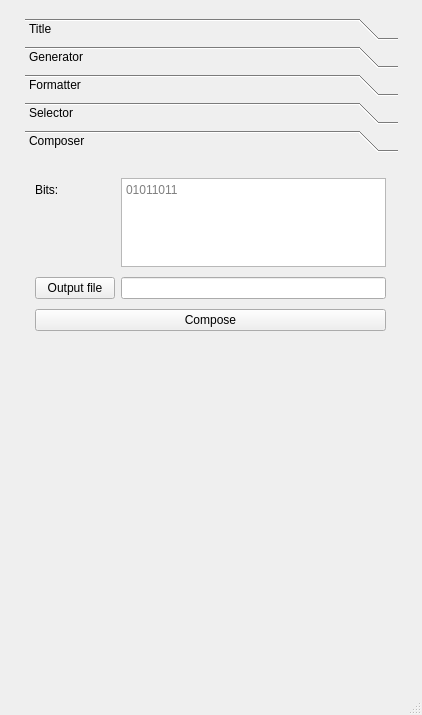
miskiewiczm/dna_bits, file form.ui: the form before one commit.
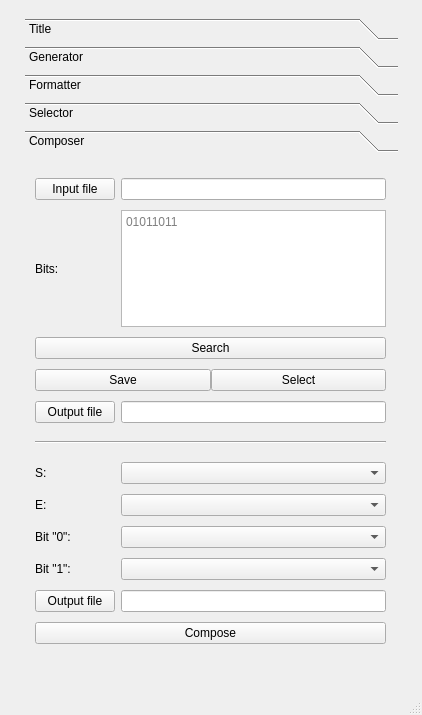
The form after the commit. The open tabs and pages were chosen to show the change.

```diff
--- a/form.ui
+++ b/form.ui
@@ -897,7 +897,7 @@
         <x>10</x>
         <y>20</y>
         <width>351</width>
-        <height>153</height>
+        <height>466</height>
        </rect>
       </property>
       <layout class="QFormLayout" name="composer_form_layout">
@@ -908,36 +908,152 @@
         <number>10</number>
        </property>
        <item row="0" column="0">
+        <widget class="QPushButton" name="composer_input_button">
+         <property name="text">
+          <string>Input file</string>
+         </property>
+        </widget>
+       </item>
+       <item row="0" column="1">
+        <widget class="QLineEdit" name="composer_input_edit"/>
+       </item>
+       <item row="1" column="0">
         <widget class="QLabel" name="composer_bits_label">
+         <property name="sizePolicy">
+          <sizepolicy hsizetype="Expanding" vsizetype="Expanding">
+           <horstretch>0</horstretch>
+           <verstretch>0</verstretch>
+          </sizepolicy>
+         </property>
          <property name="text">
           <string>Bits:</string>
          </property>
         </widget>
        </item>
-       <item row="0" column="1">
+       <item row="1" column="1">
         <widget class="QPlainTextEdit" name="composer_bits_content">
          <property name="placeholderText">
           <string>01011011</string>
          </property>
         </widget>
        </item>
-       <item row="1" column="0">
+       <item row="2" column="0" colspan="2">
+        <widget class="QPushButton" name="composer_search_button">
+         <property name="text">
+          <string>Search</string>
+         </property>
+        </widget>
+       </item>
+       <item row="3" column="0" colspan="2">
+        <layout class="QHBoxLayout" name="horizontalLayout">
+         <property name="leftMargin">
+          <number>0</number>
+         </property>
+         <property name="topMargin">
+          <number>0</number>
+         </property>
+         <item>
+          <widget class="QPushButton" name="composer_save_button">
+           <property name="text">
+            <string>Save</string>
+           </property>
+          </widget>
+         </item>
+         <item>
+          <widget class="QPushButton" name="composer_select_button">
+           <property name="text">
+            <string>Select</string>
+           </property>
+          </widget>
+         </item>
+        </layout>
+       </item>
+       <item row="4" column="0">
         <widget class="QPushButton" name="composer_output_button">
          <property name="text">
           <string>Output file</string>
          </property>
         </widget>
        </item>
-       <item row="1" column="1">
+       <item row="4" column="1">
         <widget class="QLineEdit" name="composer_output_edit"/>
        </item>
-       <item row="2" column="0" colspan="2">
+       <item row="5" column="0" colspan="2">
+        <widget class="Line" name="title_down_line_2">
+         <property name="sizePolicy">
+          <sizepolicy hsizetype="Minimum" vsizetype="Fixed">
+           <horstretch>0</horstretch>
+           <verstretch>0</verstretch>
+          </sizepolicy>
+         </property>
+         <property name="minimumSize">
+          <size>
+           <width>36</width>
+           <height>19</height>
+          </size>
+         </property>
+         <property name="orientation">
+          <enum>Qt::Horizontal</enum>
+         </property>
+        </widget>
+       </item>
+       <item row="6" column="0">
+        <widget class="QLabel" name="composer_manual_s_label">
+         <property name="text">
+          <string>S:</string>
+         </property>
+        </widget>
+       </item>
+       <item row="6" column="1">
+        <widget class="QComboBox" name="composer_manual_s_combo"/>
+       </item>
+       <item row="7" column="0">
+        <widget class="QLabel" name="composer_manual_e_label">
+         <property name="text">
+          <string>E:</string>
+         </property>
+        </widget>
+       </item>
+       <item row="7" column="1">
+        <widget class="QComboBox" name="composer_manual_e_combo"/>
+       </item>
+       <item row="8" column="0">
+        <widget class="QLabel" name="composer_manual_0_label">
+         <property name="text">
+          <string>Bit &quot;0&quot;:</string>
+         </property>
+        </widget>
+       </item>
+       <item row="8" column="1">
+        <widget class="QComboBox" name="composer_manual_0_combo"/>
+       </item>
+       <item row="9" column="0">
+        <widget class="QLabel" name="composer_manual_1_label">
+         <property name="text">
+          <string>Bit &quot;1&quot;:</string>
+         </property>
+        </widget>
+       </item>
+       <item row="9" column="1">
+        <widget class="QComboBox" name="composer_manual_1_combo"/>
+       </item>
+       <item row="11" column="0" colspan="2">
         <widget class="QPushButton" name="composer_run_button">
          <property name="text">
           <string>Compose</string>
          </property>
         </widget>
        </item>
+       <item row="10" column="0">
+        <widget class="QPushButton" name="composer_output2_button">
+         <property name="text">
+          <string>Output file</string>
+         </property>
+        </widget>
+       </item>
+       <item row="10" column="1">
+        <widget class="QLineEdit" name="composer_output2_edit"/>
+       </item>
       </layout>
      </widget>
     </widget>
```
Left out of the diff: 2 changed lines with no effect on the pictures.
